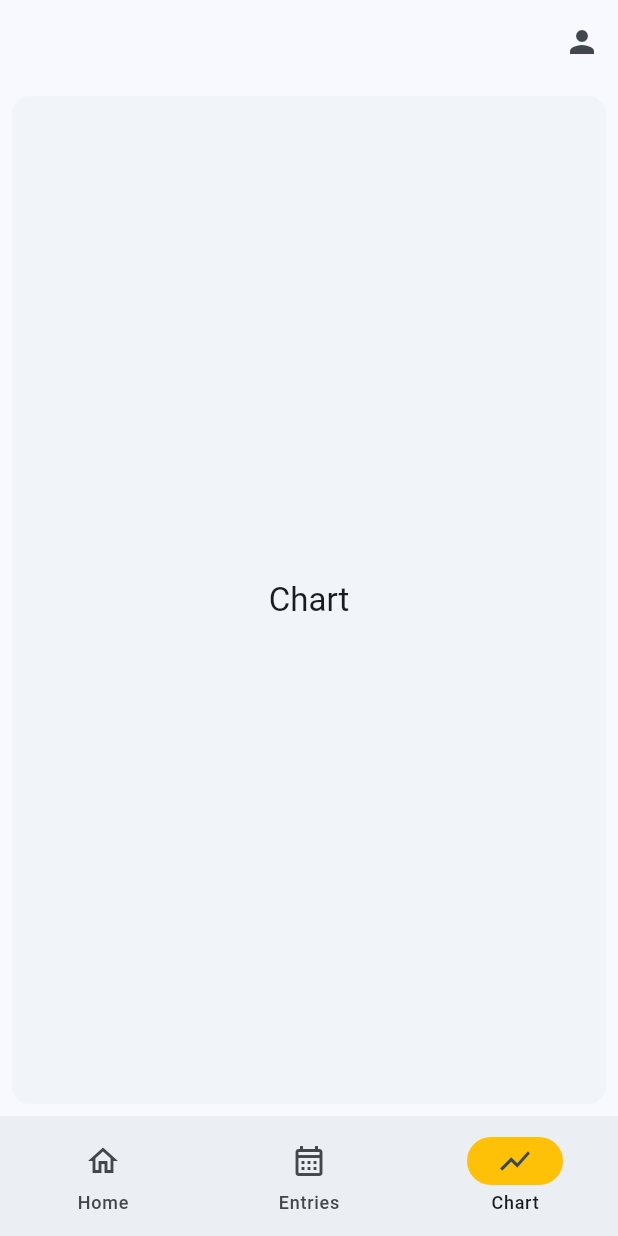
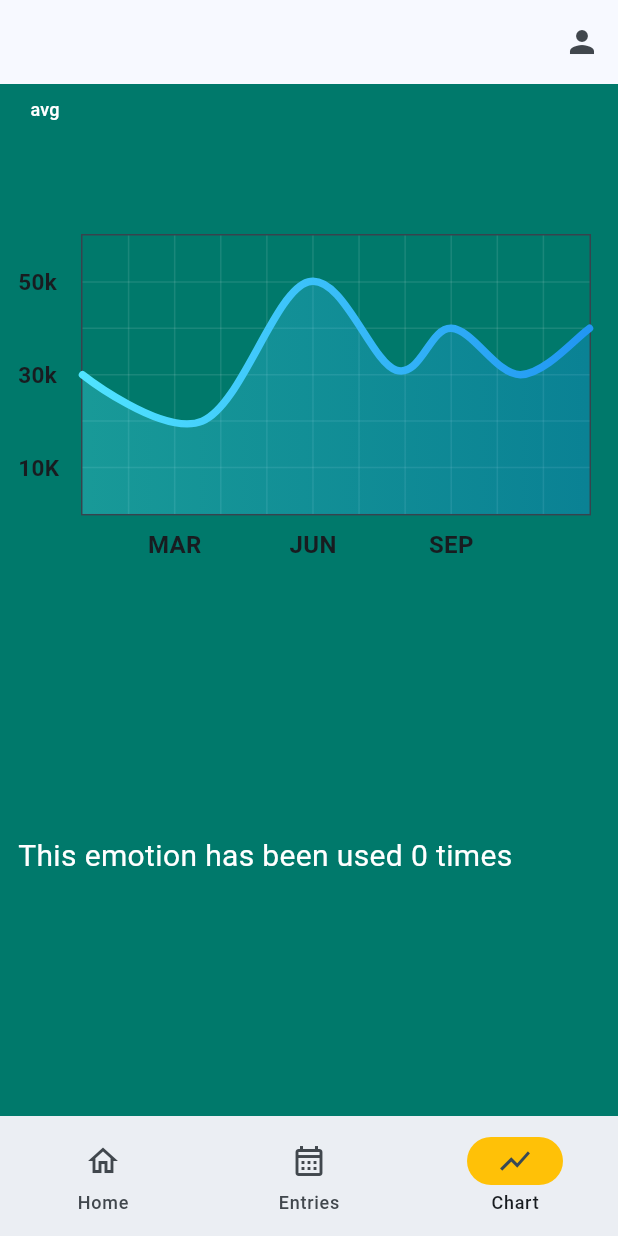
Before and after one commit to ksmittyxo/capstone, a Flutter app: the HomeScreen screen opened directly, item 3 of the bottom bar chosen, on a phone screen of 412 x 824 dp. Run offline on Flutter 3.47's test engine with Material 3 defaults, Android fonts, the phone set to English and light mode, and no system bars; drawn by our look-alikes of fl_chart; our stand-ins replace firebase_auth, firebase_core, flutter_svg, sqflite; missing offline and left inert: firebase_ui_auth; accounts and stored records are empty.

Commit message:
Added SQL scripts for chart backend, inserted example chart code, added ability to show how many times an emotion was used. Pausing chart infrastructure pending new design.

```diff
--- a/lib/chart.dart
+++ b/lib/chart.dart
@@ -0,0 +1,416 @@
+import 'package:flutter/cupertino.dart';
+import 'package:flutter/material.dart';
+import 'package:fl_chart/fl_chart.dart';
+import 'package:capstone/resources/app_resources.dart';
+import 'package:flutter_svg/flutter_svg.dart';
+import 'package:capstone/face_database_service.dart';
+import 'package:capstone/store_faces.dart';
+import 'database_service.dart';
+
+class ChartScreen extends StatefulWidget {
+  const ChartScreen({super.key});
+
+  @override
+  State<ChartScreen> createState() => _ChartScreenState();
+}
+
+class _ChartScreenState extends State<ChartScreen> {
+  List<Color> gradientColors = [
+    AppColors.contentColorCyan,
+    AppColors.contentColorBlue,
+  ];
+
+  bool showAvg = false;
+
+  String info = '';
+  int number = -1;
+
+  final faceDbService = FaceDatabaseService();
+  final dbService = DatabaseService();
+
+  @override
+  Widget build(BuildContext context) {
+    return Stack(
+      children: <Widget>[
+        Container(
+          color: Colors.teal.shade700,
+        ),
+        AspectRatio(
+          aspectRatio: 1.25,
+          child: Padding(
+            padding: const EdgeInsets.only(
+              right: 18,
+              left: 12,
+              top: 100,
+              bottom: 12,
+            ),
+            child: LineChart(
+              showAvg ? avgData() : mainData(),
+            ),
+          ),
+        ),
+        SizedBox(
+          width: 60,
+          height: 34,
+          child: TextButton(
+            onPressed: () {
+              setState(() {
+                showAvg = !showAvg;
+              });
+            },
+            child: Text(
+              'avg',
+              style: TextStyle(
+                fontSize: 12,
+                color: showAvg ? Colors.white.withOpacity(0.5) : Colors.white,
+              ),
+            ),
+          ),
+        ),
+        Container(
+          margin: const EdgeInsets.symmetric(vertical: 20),
+          height: 50,
+          child: FutureBuilder<List<StoreFaces>>(
+            future: faceDbService.getFaces(),
+            builder: (context, snapshot) {
+              if (snapshot.connectionState == ConnectionState.waiting) {
+                return const Center(child: CircularProgressIndicator());
+              }
+              if (snapshot.hasData) {
+                if (snapshot.data!.isEmpty) {
+                  return const SizedBox(
+                    width: 60,
+                    height: 34,
+                  );
+                }
+                return ListView.builder(
+                  scrollDirection: Axis.horizontal,
+                  itemCount: snapshot.data!.length,
+                  itemBuilder: (context, index) => SizedBox(
+                    width: 50,
+                    height: 50,
+                    child: IconButton(
+                      icon: SvgPicture.string(snapshot.data![index].svg),
+                      onPressed: () {
+                        setState(() {
+                          info = snapshot.data![index].emotion;
+                        });
+                      },
+                    ),
+                  ),
+                );
+              }
+              return const SizedBox(
+                width: 60,
+                height: 34,
+              );
+            },
+          ),
+        ),
+        Padding(
+            padding: const EdgeInsets.only(
+              right: 18,
+              left: 12,
+              top: 500,
+              bottom: 12,
+            ),
+            child: SizedBox(
+              child: FutureBuilder<int>(
+                future: dbService.countEmotionUse(info),
+                builder: (context, snapshot) {
+                  if (snapshot.connectionState == ConnectionState.waiting) {
+                    return const Center(child: CircularProgressIndicator());
+                  }
+                  if (snapshot.hasData) {
+                    if (snapshot.data == 0) {
+                      return const Text(
+                        'This emotion has been used 0 times',
+                        style: TextStyle(
+                          fontSize: 20,
+                          color: Colors.white,
+                        ),
+                      );
+                    } else {
+                      return Text(
+                        'Number of times this emotion has been used: ${snapshot.data}\n',
+                        style: const TextStyle(
+                          fontSize: 20,
+                          color: Colors.white,
+                        ),
+                      );
+                    }
+                  }
+                  return const Text(
+                    'This emotion has been used 0 times',
+                    style: TextStyle(
+                      fontSize: 20,
+                      color: Colors.white,
+                    ),
+                  );
+                },
+              ),
+            )),
+        // Padding(
+        //   padding: const EdgeInsets.only(
+        //     right: 18,
+        //     left: 12,
+        //     top: 500,
+        //     bottom: 12,
+        //   ),
+        //   child: SizedBox(
+        //     child: FutureBuilder<List<Iterable<String>>> (
+        //       future: dbService.datesEmotionUsed("chilling"),
+        //       builder: (context, snapshot) {
+        //         if (snapshot.connectionState == ConnectionState.waiting) {
+        //           return const Center(child: CircularProgressIndicator());
+        //         }
+        //         if (snapshot.hasData) {
+        //           if (snapshot.data!.isEmpty) {
+        //             return const Text('No dates for this emotion'),
+        //           }
+        //           return ListView.builder(
+        //             itemCount: snapshot.data!.length,
+        //             itemBuilder: (context, index) =>
+        //         )
+        //         }
+        //       }
+        //     ),
+        //   ),
+        // )
+      ],
+    );
+  }
+
+  Widget bottomTitleWidgets(double value, TitleMeta meta) {
+    const style = TextStyle(
+      fontWeight: FontWeight.bold,
+      fontSize: 16,
+    );
+    Widget text;
+    switch (value.toInt()) {
+      case 2:
+        text = const Text('MAR', style: style);
+        break;
+      case 5:
+        text = const Text('JUN', style: style);
+        break;
+      case 8:
+        text = const Text('SEP', style: style);
+        break;
+      default:
+        text = const Text('', style: style);
+        break;
+    }
+
+    return SideTitleWidget(
+      axisSide: meta.axisSide,
+      child: text,
+    );
+  }
+
+  Widget leftTitleWidgets(double value, TitleMeta meta) {
+    const style = TextStyle(
+      fontWeight: FontWeight.bold,
+      fontSize: 15,
+    );
+    String text;
+    switch (value.toInt()) {
+      case 1:
+        text = '10K';
+        break;
+      case 3:
+        text = '30k';
+        break;
+      case 5:
+        text = '50k';
+        break;
+      default:
+        return Container();
+    }
+
+    return Text(text, style: style, textAlign: TextAlign.left);
+  }
+
+  LineChartData mainData() {
+    return LineChartData(
+      gridData: FlGridData(
+        show: true,
+        drawVerticalLine: true,
+        horizontalInterval: 1,
+        verticalInterval: 1,
+        getDrawingHorizontalLine: (value) {
+          return const FlLine(
+            color: AppColors.mainGridLineColor,
+            strokeWidth: 1,
+          );
+        },
+        getDrawingVerticalLine: (value) {
+          return const FlLine(
+            color: AppColors.mainGridLineColor,
+            strokeWidth: 1,
+          );
+        },
+      ),
+      titlesData: FlTitlesData(
+        show: true,
+        rightTitles: const AxisTitles(
+          sideTitles: SideTitles(showTitles: false),
+        ),
+        topTitles: const AxisTitles(
+          sideTitles: SideTitles(showTitles: false),
+        ),
+        bottomTitles: AxisTitles(
+          sideTitles: SideTitles(
+            showTitles: true,
+            reservedSize: 30,
+            interval: 1,
+            getTitlesWidget: bottomTitleWidgets,
+          ),
+        ),
+        leftTitles: AxisTitles(
+          sideTitles: SideTitles(
+            showTitles: true,
+            interval: 1,
+            getTitlesWidget: leftTitleWidgets,
+            reservedSize: 42,
+          ),
+        ),
+      ),
+      borderData: FlBorderData(
+        show: true,
+        border: Border.all(color: const Color(0xff37434d)),
+      ),
+      minX: 0,
+      maxX: 11,
+      minY: 0,
+      maxY: 6,
+      lineBarsData: [
+        LineChartBarData(
+          spots: const [
+            FlSpot(0, 3),
+            FlSpot(2.6, 2),
+            FlSpot(4.9, 5),
+            FlSpot(6.8, 3.1),
+            FlSpot(8, 4),
+            FlSpot(9.5, 3),
+            FlSpot(11, 4),
+          ],
+          isCurved: true,
+          gradient: LinearGradient(
+            colors: gradientColors,
+          ),
+          barWidth: 5,
+          isStrokeCapRound: true,
+          dotData: const FlDotData(
+            show: false,
+          ),
+          belowBarData: BarAreaData(
+            show: true,
+            gradient: LinearGradient(
+              colors: gradientColors
+                  .map((color) => color.withOpacity(0.3))
+                  .toList(),
+            ),
+          ),
+        ),
+      ],
+    );
+  }
+
+  LineChartData avgData() {
+    return LineChartData(
+      lineTouchData: const LineTouchData(enabled: false),
+      gridData: FlGridData(
+        show: true,
+        drawHorizontalLine: true,
+        verticalInterval: 1,
+        horizontalInterval: 1,
+        getDrawingVerticalLine: (value) {
+          return const FlLine(
+            color: Color(0xff37434d),
+            strokeWidth: 1,
+          );
+        },
+        getDrawingHorizontalLine: (value) {
+          return const FlLine(
+            color: Color(0xff37434d),
+            strokeWidth: 1,
+          );
+        },
+      ),
+      titlesData: FlTitlesData(
+        show: true,
+        bottomTitles: AxisTitles(
+          sideTitles: SideTitles(
+            showTitles: true,
+            reservedSize: 30,
+            getTitlesWidget: bottomTitleWidgets,
+            interval: 1,
+          ),
+        ),
+        leftTitles: AxisTitles(
+          sideTitles: SideTitles(
+            showTitles: true,
+            getTitlesWidget: leftTitleWidgets,
+            reservedSize: 42,
+            interval: 1,
+          ),
+        ),
+        topTitles: const AxisTitles(
+          sideTitles: SideTitles(showTitles: false),
+        ),
+        rightTitles: const AxisTitles(
+          sideTitles: SideTitles(showTitles: false),
+        ),
+      ),
+      borderData: FlBorderData(
+        show: true,
+        border: Border.all(color: const Color(0xff37434d)),
+      ),
+      minX: 0,
+      maxX: 11,
+      minY: 0,
+      maxY: 6,
+      lineBarsData: [
+        LineChartBarData(
+          spots: const [
+            FlSpot(0, 3.44),
+            FlSpot(2.6, 3.44),
+            FlSpot(4.9, 3.44),
+            FlSpot(6.8, 3.44),
+            FlSpot(8, 3.44),
+            FlSpot(9.5, 3.44),
+            FlSpot(11, 3.44),
+          ],
+          isCurved: true,
+          gradient: LinearGradient(
+            colors: [
+              ColorTween(begin: gradientColors[0], end: gradientColors[1])
+                  .lerp(0.2)!,
+              ColorTween(begin: gradientColors[0], end: gradientColors[1])
+                  .lerp(0.2)!,
+            ],
+          ),
+          barWidth: 5,
+          isStrokeCapRound: true,
+          dotData: const FlDotData(
+            show: false,
+          ),
+          belowBarData: BarAreaData(
+            show: true,
+            gradient: LinearGradient(
+              colors: [
+                ColorTween(begin: gradientColors[0], end: gradientColors[1])
+                    .lerp(0.2)!
+                    .withOpacity(0.1),
+                ColorTween(begin: gradientColors[0], end: gradientColors[1])
+                    .lerp(0.2)!
+                    .withOpacity(0.1),
+              ],
+            ),
+          ),
+        ),
+      ],
+    );
+  }
+}
--- a/lib/database_service.dart
+++ b/lib/database_service.dart
@@ -1,4 +1,5 @@
 import 'dart:developer';
+import 'package:flutter/cupertino.dart';
 import 'package:path_provider/path_provider.dart';
 import 'package:sqflite/sqflite.dart';
 import 'journalmodel.dart';
@@ -53,4 +54,22 @@ class DatabaseService {
     var data = await db.rawDelete('DELETE from Journals WHERE id=?', [id]);
     log('deleted $data');
   }
+  Future<int> countEmotionUse(String emotion) async {
+    final db = await _databaseService.database;
+    var data = await db.rawQuery(
+      'SELECT COUNT(?) FROM Journals WHERE emotion =?',
+      [emotion, emotion]);
+    var count = Sqflite.firstIntValue(data);
+    if (count != null) {
+      return count;
+    } else {
+      return 0;
+    }
+  }
+  Future<List<Iterable<String>>> datesEmotionUsed(String emotion) async {
+    final db = await _databaseService.database;
+    var data = await db.rawQuery('SELECT date FROM Journals WHERE emotion =?', [emotion]);
+    print(data);
+    return List.generate(data.length, (index) => data[index].keys);
+  }
 }
--- a/lib/home.dart
+++ b/lib/home.dart
@@ -2,6 +2,7 @@ import 'package:capstone/display_journals.dart';
 import 'package:firebase_ui_auth/firebase_ui_auth.dart';
 import 'package:flutter/material.dart';
 import 'package:capstone/write_journal.dart';
+import 'package:capstone/chart.dart';
 
 class HomeScreen extends StatefulWidget {
   const HomeScreen({Key? key}) : super(key: key);
@@ -77,19 +78,8 @@ class _HomeScreenState extends State<HomeScreen> {
           ),
         ),
         const JournalEntriesScreen(),
-        // messages
-        Card(
-          shadowColor: Colors.transparent,
-          margin: const EdgeInsets.all(8.0),
-          child: SizedBox.expand(
-            child: Center(
-              child: Text(
-                'Chart',
-                style: theme.textTheme.titleLarge,
-              ),
-            ),
-          ),
-        ),
+        // chart
+        const ChartScreen(),
       ][currentPageIndex],
     );
   }
--- a/lib/main.dart
+++ b/lib/main.dart
@@ -24,7 +24,7 @@ class MyApp extends StatelessWidget {
         colorScheme: ColorScheme.fromSeed(seedColor: Colors.blue.shade100),
         useMaterial3: true,
       ),
-      home: const HomeScreen(),
+      home: const AuthGate(),
     );
   }
 }
--- /dev/null
+++ b/lib/resources/app_colors.dart
@@ -0,0 +1,25 @@
+import 'package:flutter/material.dart';
+
+class AppColors {
+  static const Color primary = contentColorCyan;
+  static const Color menuBackground = Color(0xFF090912);
+  static const Color itemsBackground = Color(0xFF1B2339);
+  static const Color pageBackground = Color(0xFF282E45);
+  static const Color mainTextColor1 = Colors.white;
+  static const Color mainTextColor2 = Colors.white70;
+  static const Color mainTextColor3 = Colors.white38;
+  static const Color mainGridLineColor = Colors.white10;
+  static const Color borderColor = Colors.white54;
+  static const Color gridLinesColor = Color(0x11FFFFFF);
+
+  static const Color contentColorBlack = Colors.black;
+  static const Color contentColorWhite = Colors.white;
+  static const Color contentColorBlue = Color(0xFF2196F3);
+  static const Color contentColorYellow = Color(0xFFFFC300);
+  static const Color contentColorOrange = Color(0xFFFF683B);
+  static const Color contentColorGreen = Color(0xFF3BFF49);
+  static const Color contentColorPurple = Color(0xFF6E1BFF);
+  static const Color contentColorPink = Color(0xFFFF3AF2);
+  static const Color contentColorRed = Color(0xFFE80054);
+  static const Color contentColorCyan = Color(0xFF50E4FF);
+}
--- /dev/null
+++ b/lib/resources/app_resources.dart
@@ -0,0 +1,4 @@
+export 'app_colors.dart';
+export 'app_assets.dart';
+export 'app_dimens.dart';
+export 'app_texts.dart';
--- /dev/null
+++ b/lib/resources/app_texts.dart
@@ -0,0 +1,3 @@
+class AppTexts {
+  static const appName = 'FL Chart App';
+}
```
Also changed, not shown: lib/display_journals.dart (+11 -6 lines), lib/resources/app_assets.dart (added, +24 -0 lines), lib/resources/app_dimens.dart (added, +13 -0 lines), pubspec.lock.
